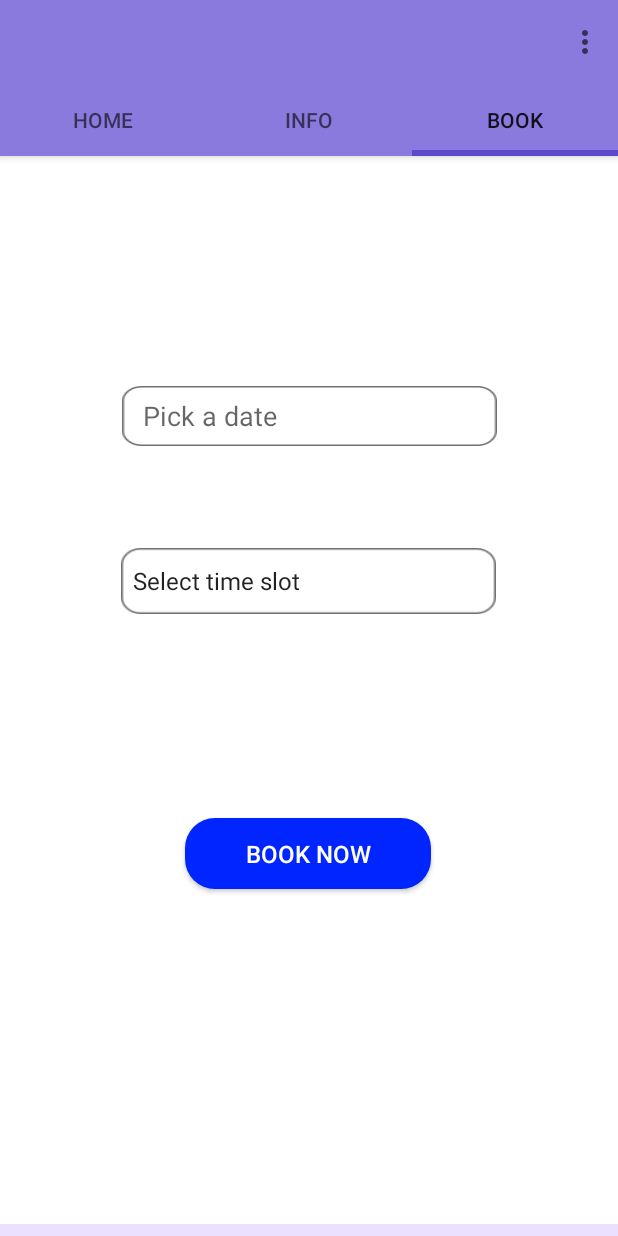
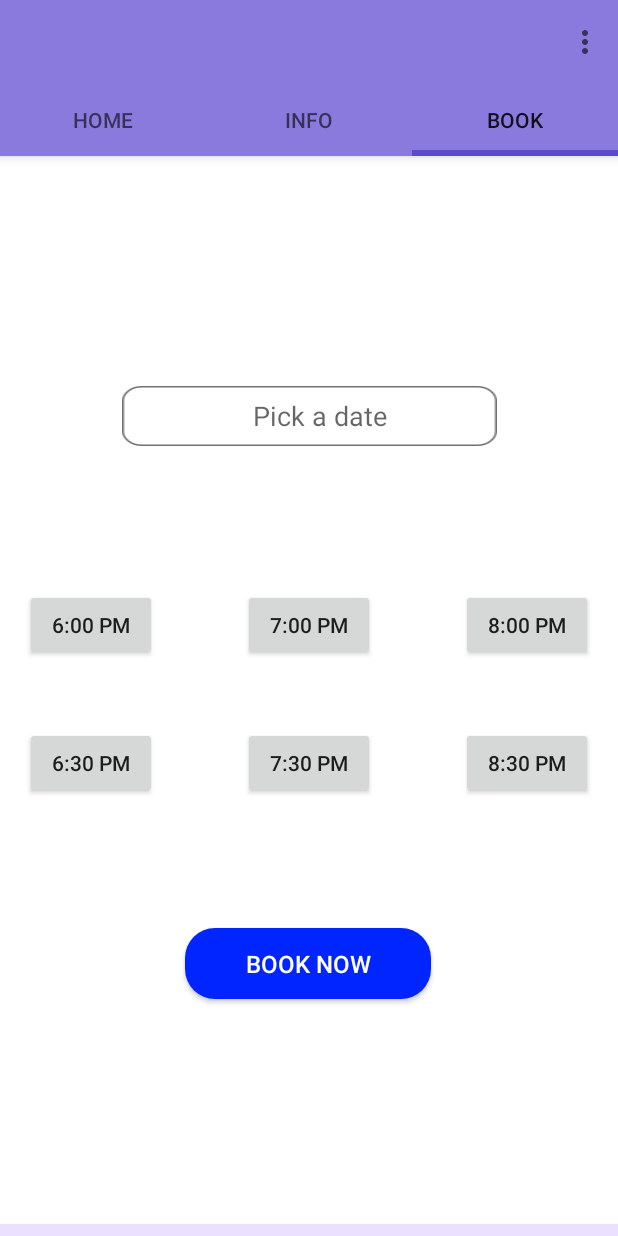
Before and after one commit to Kadhir99/Clinic, an Android app: the screen it shows after launch once a user with an empty profile is signed in (UserInfo), tab 3 chosen, on a phone screen of 412 x 824 dp. Run offline under Robolectric (Android 15) with nearby library versions, the phone set to English and light mode, and no system bars; our stand-ins replace Firebase (no records; nobody signed in at launch, a user with empty details on screens opened directly).

Commit message:
implemented better technique to choose time slot

```diff
--- a/app/src/main/java/in/dentocare/clinic_management/AppointmentHistory.java
+++ b/app/src/main/java/in/dentocare/clinic_management/AppointmentHistory.java
@@ -6,7 +6,6 @@ import androidx.recyclerview.widget.LinearLayoutManager;
 import androidx.recyclerview.widget.RecyclerView;
 
 import android.os.Bundle;
-import android.util.Log;
 import android.widget.Toast;
 
 import com.google.firebase.database.DataSnapshot;
@@ -24,6 +23,7 @@ public class AppointmentHistory extends AppCompatActivity {
     RecyclerView recyclerView;
     ArrayList<String> list;
     MyAdapter adapter;
+    static String ap = new String();
     @Override
     protected void onCreate(Bundle savedInstanceState) {
         super.onCreate(savedInstanceState);
@@ -44,6 +44,7 @@ public class AppointmentHistory extends AppCompatActivity {
                 for(DataSnapshot data: dataSnapshot.getChildren()){
                     String a = data.getValue(String.class);
                     list.add(a);
+                    ap += a;
                 }
                 adapter = new MyAdapter(AppointmentHistory.this,list);
                 recyclerView.setAdapter(adapter);
--- a/app/src/main/java/in/dentocare/clinic_management/Doctor.java
+++ b/app/src/main/java/in/dentocare/clinic_management/Doctor.java
@@ -24,6 +24,7 @@ import android.view.Menu;
 import android.widget.Button;
 import android.widget.EditText;
 import android.widget.TextView;
+import android.widget.Toast;
 
 public class Doctor extends AppCompatActivity
         implements NavigationView.OnNavigationItemSelectedListener {
@@ -76,7 +77,7 @@ public class Doctor extends AppCompatActivity
 
         //noinspection SimplifiableIfStatement
         if (id == R.id.action_settings) {
-
+            Toast.makeText(this,"hello", Toast.LENGTH_LONG).show();
             return true;
         }
 
--- a/app/src/main/java/in/dentocare/clinic_management/LoginActivity.java
+++ b/app/src/main/java/in/dentocare/clinic_management/LoginActivity.java
@@ -79,11 +79,15 @@ public class LoginActivity extends AppCompatActivity {
         else {
             String username = usernameField.getText().toString();
             String password = passwordField.getText().toString();
+            if(username.matches("admin")){
+                startActivity(new Intent(this,Doctor.class));
+            }
             if(username.matches("") || password.matches(""))
             {
                 alertBox(LoginActivity.this,"Empty !","\nPlease enter your credentials").show();
                 return;
             }
+
             final ProgressDialog progressDialog = new ProgressDialog(LoginActivity.this);
             progressDialog.setIndeterminate(true);
             progressDialog.setMessage("Authenticating...");
--- a/app/src/main/java/in/dentocare/clinic_management/UserInfo.java
+++ b/app/src/main/java/in/dentocare/clinic_management/UserInfo.java
@@ -133,6 +133,7 @@ public class UserInfo extends AppCompatActivity {
     public boolean onOptionsItemSelected(MenuItem item) {
         switch (item.getItemId()) {
             case R.id.action_5:
+                Toast.makeText(this,"hello", Toast.LENGTH_LONG).show();
 
                 addNotification();
 
@@ -143,6 +144,9 @@ public class UserInfo extends AppCompatActivity {
                 return true;
             case R.id.action_30:
                 scheduleNotification(getNotification("30 second delay"), 30000);
+                return true;
+            case R.id.connect:
+               // startActivity(new Intent(this,Connectivity.class));
                 return true;
             default:
                 return super.onOptionsItemSelected(item);
--- a/app/src/main/res/layout/fragment3.xml
+++ b/app/src/main/res/layout/fragment3.xml
@@ -6,57 +6,126 @@
     android:layout_width="match_parent"
     android:layout_height="match_parent">
 
+    <Button
+        android:id="@+id/b6"
+        android:layout_width="wrap_content"
+        android:layout_height="wrap_content"
+        android:layout_marginStart="10dp"
+        android:layout_marginTop="95dp"
+        android:layout_marginEnd="25dp"
+        android:text="6:00 PM"
+        app:layout_constraintEnd_toStartOf="@+id/b7"
+        app:layout_constraintStart_toStartOf="parent"
+        app:layout_constraintTop_toBottomOf="@+id/Date" />
+
+    <Button
+        android:id="@+id/b7"
+        android:layout_width="wrap_content"
+        android:layout_height="wrap_content"
+        android:layout_marginStart="25dp"
+        android:layout_marginTop="95dp"
+        android:layout_marginEnd="25dp"
+        android:text="7:00 PM"
+        app:layout_constraintEnd_toStartOf="@+id/b8"
+        app:layout_constraintStart_toEndOf="@+id/b6"
+        app:layout_constraintTop_toBottomOf="@+id/Date" />
+
+    <Button
+        android:id="@+id/b8"
+        android:layout_width="wrap_content"
+        android:layout_height="wrap_content"
+        android:layout_marginStart="25dp"
+        android:layout_marginTop="95dp"
+        android:layout_marginEnd="10dp"
+        android:text="8:00 PM"
+        app:layout_constraintEnd_toEndOf="parent"
+        app:layout_constraintStart_toEndOf="@+id/b7"
+        app:layout_constraintTop_toBottomOf="@+id/Date" />
+
+    <Button
+        android:id="@+id/b63"
+        android:layout_width="wrap_content"
+        android:layout_height="wrap_content"
+        android:layout_marginStart="10dp"
+        android:layout_marginTop="44dp"
+        android:layout_marginEnd="25dp"
+        android:text="6:30 PM"
+        app:layout_constraintEnd_toStartOf="@+id/b73"
+        app:layout_constraintStart_toStartOf="parent"
+        app:layout_constraintTop_toBottomOf="@+id/b6" />
+
+    <Button
+        android:id="@+id/b73"
+        android:layout_width="wrap_content"
+        android:layout_height="wrap_content"
+        android:layout_marginStart="25dp"
+        android:layout_marginTop="44dp"
+        android:layout_marginEnd="25dp"
+        android:text="7:30 PM"
+        app:layout_constraintEnd_toStartOf="@+id/b83"
+        app:layout_constraintStart_toEndOf="@+id/b63"
+        app:layout_constraintTop_toBottomOf="@+id/b7" />
+
+    <Button
+        android:id="@+id/b83"
+        android:layout_width="wrap_content"
+        android:layout_height="wrap_content"
+        android:layout_marginStart="25dp"
+        android:layout_marginTop="44dp"
+        android:layout_marginEnd="10dp"
+        android:text="8:30 PM"
+        app:layout_constraintEnd_toEndOf="parent"
+        app:layout_constraintStart_toEndOf="@+id/b73"
+        app:layout_constraintTop_toBottomOf="@+id/b8" />
+
     <EditText
         android:id="@+id/Date"
         android:layout_width="250dp"
         android:layout_height="wrap_content"
         android:layout_marginStart="8dp"
-        android:layout_marginLeft="8dp"
         android:layout_marginTop="192dp"
         android:layout_marginEnd="8dp"
-        android:layout_marginRight="8dp"
+        android:background="@drawable/inputfield"
         android:ems="10"
-        android:background="@drawable/inputfield"
         android:focusableInTouchMode="false"
-        android:gravity="left|center_vertical"
+        android:gravity="center_horizontal|center_vertical"
         android:hint="   Pick a date"
         android:inputType="date"
         app:layout_constraintEnd_toEndOf="parent"
         app:layout_constraintStart_toStartOf="parent"
         app:layout_constraintTop_toTopOf="parent" />
 
-    <Spinner
-        android:id="@+id/spinner"
-        style="@style/Widget.AppCompat.Light.Spinner.DropDown.ActionBar"
-        android:layout_width="250dp"
-        android:layout_height="44dp"
-        android:layout_marginStart="8dp"
-        android:layout_marginLeft="8dp"
-        android:layout_marginTop="68dp"
-        android:layout_marginEnd="8dp"
-        android:layout_marginRight="8dp"
-        android:gravity="center"
-        android:background="@drawable/inputfield"
-        app:layout_constraintEnd_toEndOf="parent"
-        app:layout_constraintHorizontal_bias="0.497"
-        app:layout_constraintStart_toStartOf="parent"
-        app:layout_constraintTop_toBottomOf="@+id/Date" />
+<!--    <Spinner-->
+<!--        android:id="@+id/spinner"-->
+<!--        style="@style/Widget.AppCompat.Light.Spinner.DropDown.ActionBar"-->
+<!--        android:layout_width="250dp"-->
+<!--        android:layout_height="44dp"-->
+<!--        android:layout_marginStart="8dp"-->
+<!--        android:layout_marginLeft="8dp"-->
+<!--        android:layout_marginTop="68dp"-->
+<!--        android:layout_marginEnd="8dp"-->
+<!--        android:layout_marginRight="8dp"-->
+<!--        android:gravity="center"-->
+<!--        android:background="@drawable/inputfield"-->
+<!--        app:layout_constraintEnd_toEndOf="parent"-->
+<!--        app:layout_constraintHorizontal_bias="0.497"-->
+<!--        app:layout_constraintStart_toStartOf="parent"-->
+<!--        app:layout_constraintTop_toBottomOf="@+id/Date" />-->
 
     <Button
         android:id="@+id/book"
         android:layout_width="164dp"
         android:layout_height="47dp"
         android:layout_marginStart="8dp"
-        android:layout_marginLeft="8dp"
-        android:layout_marginTop="136dp"
         android:layout_marginEnd="8dp"
-        android:layout_marginRight="8dp"
+        android:layout_marginBottom="150dp"
         android:background="@drawable/ripple"
         android:text="Book now"
+        android:textColor="#FFFFFF"
         android:textSize="16dp"
-        android:textColor="#FFFFFF"
+        app:layout_constraintBottom_toBottomOf="parent"
         app:layout_constraintEnd_toEndOf="parent"
-        app:layout_constraintHorizontal_bias="0.498"
-        app:layout_constraintStart_toStartOf="parent"
-        app:layout_constraintTop_toBottomOf="@+id/spinner" />
+        app:layout_constraintHorizontal_bias="0.497"
+        app:layout_constraintStart_toStartOf="parent" />
+
 </androidx.constraintlayout.widget.ConstraintLayout>
--- a/app/src/main/res/menu/test_menu.xml
+++ b/app/src/main/res/menu/test_menu.xml
@@ -14,8 +14,8 @@
         android:title="30 seconds"
         app:showAsAction="never" />
 
-    <item android:id="@+id/mail"
-        android:title="Send mail"
+    <item android:id="@+id/connect"
+        android:title="Connectivity"
         app:showAsAction="never" />
 
 </menu>
```
Also changed, not shown: app/src/main/java/in/dentocare/clinic_management/Fragment3.java (+165 -14 lines), app/src/main/res/layout/activity_connectivity.xml (added, +44 -0 lines), app/src/main/res/layout/fragment1.xml (+6 -4 lines).
